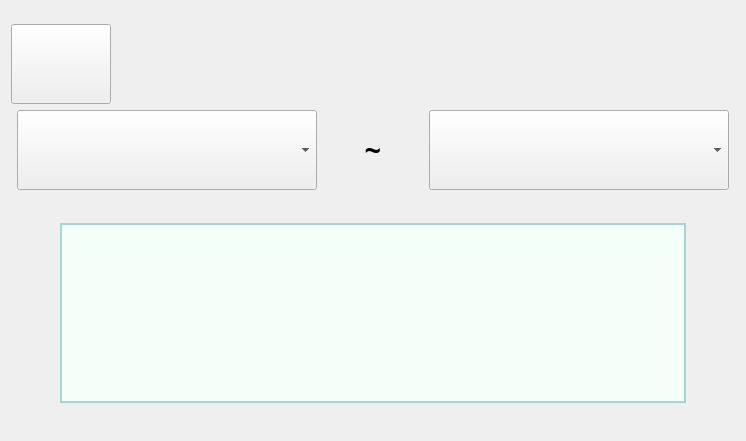
Qt form PEIS_Client/appointmentmanagement.ui (ooohhhj/PEIS) before a commit.
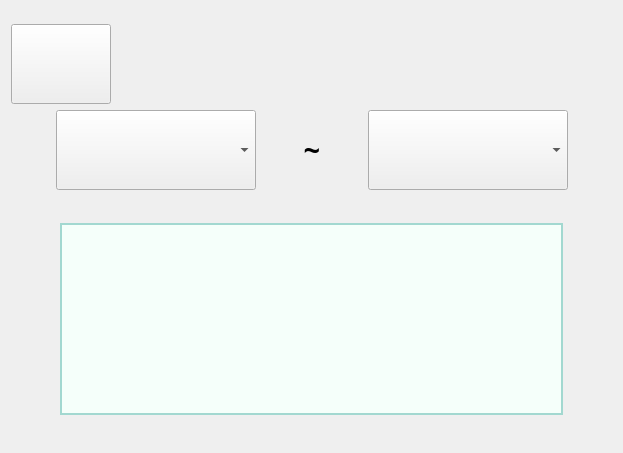
The same form after that commit. Icons and pictures are not drawn.

The edit to the form file:
```diff
--- a/PEIS_Client/appointmentmanagement.ui
+++ b/PEIS_Client/appointmentmanagement.ui
@@ -6,8 +6,8 @@
    <rect>
     <x>0</x>
     <y>0</y>
-    <width>746</width>
-    <height>441</height>
+    <width>623</width>
+    <height>453</height>
    </rect>
   </property>
   <property name="windowTitle">
@@ -97,7 +97,7 @@
         <widget class="QComboBox" name="startDateCBox">
          <property name="minimumSize">
           <size>
-           <width>300</width>
+           <width>200</width>
            <height>80</height>
           </size>
          </property>
@@ -147,7 +147,7 @@
         <widget class="QComboBox" name="endDateCBox">
          <property name="minimumSize">
           <size>
-           <width>300</width>
+           <width>200</width>
            <height>80</height>
           </size>
          </property>
```
